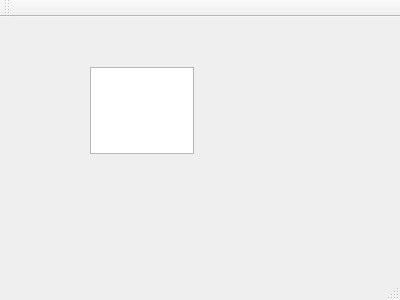
Qt form win/com_to_web/com_to_web/main_windows/mainwindow.ui (gribikc/arduserv) before a commit.
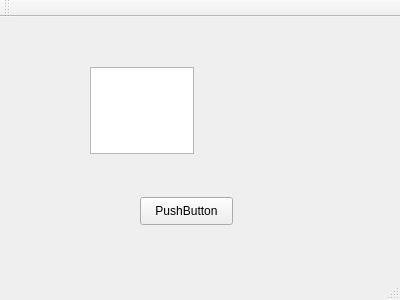
The same form after that commit.

Patch:
```diff
--- a/win/com_to_web/com_to_web/main_windows/mainwindow.ui
+++ b/win/com_to_web/com_to_web/main_windows/mainwindow.ui
@@ -24,6 +24,19 @@
      </rect>
     </property>
    </widget>
+   <widget class="QPushButton" name="pushButton">
+    <property name="geometry">
+     <rect>
+      <x>140</x>
+      <y>180</y>
+      <width>93</width>
+      <height>28</height>
+     </rect>
+    </property>
+    <property name="text">
+     <string>PushButton</string>
+    </property>
+   </widget>
   </widget>
   <widget class="QMenuBar" name="menuBar">
    <property name="geometry">
```
